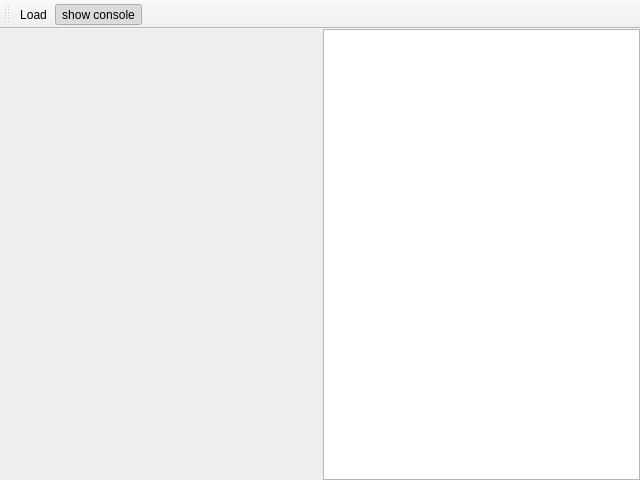
First picture: the form in mainwindow.ui, repository bckmnn/pt3, before the edit.
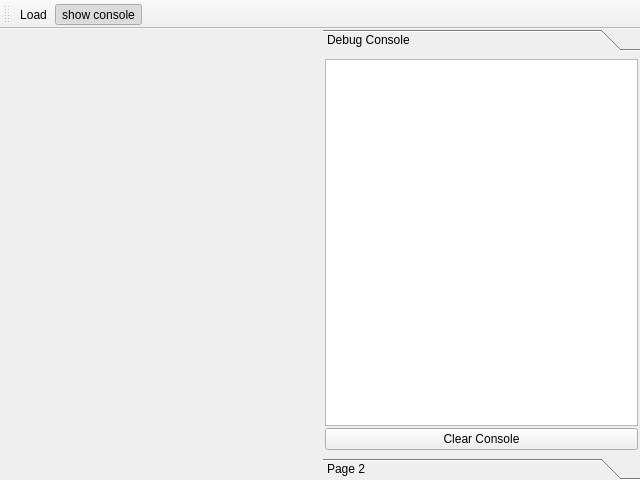
Second picture: the form after the edit. Custom widgets are drawn as their Qt base class.

Commit message: adds autoscroll and clear console

```diff
--- a/mainwindow.ui
+++ b/mainwindow.ui
@@ -32,7 +32,7 @@
      <verstretch>0</verstretch>
     </sizepolicy>
    </property>
-   <layout class="QGridLayout" name="gridLayout">
+   <layout class="QHBoxLayout" name="horizontalLayout_2">
     <property name="leftMargin">
      <number>0</number>
     </property>
@@ -45,7 +45,7 @@
     <property name="bottomMargin">
      <number>0</number>
     </property>
-    <item row="0" column="0">
+    <item>
      <layout class="QHBoxLayout" name="horizontalLayout">
       <property name="spacing">
        <number>6</number>
@@ -70,13 +70,73 @@
        </widget>
       </item>
       <item>
-       <widget class="QListView" name="listView">
-        <property name="font">
-         <font>
-          <family>Source Code Pro</family>
-          <pointsize>10</pointsize>
-         </font>
+       <widget class="QToolBox" name="toolBox">
+        <property name="currentIndex">
+         <number>0</number>
         </property>
+        <widget class="QWidget" name="debugPage">
+         <property name="geometry">
+          <rect>
+           <x>0</x>
+           <y>0</y>
+           <width>316</width>
+           <height>393</height>
+          </rect>
+         </property>
+         <attribute name="label">
+          <string>Debug Console</string>
+         </attribute>
+         <layout class="QVBoxLayout" name="verticalLayout">
+          <property name="spacing">
+           <number>2</number>
+          </property>
+          <property name="leftMargin">
+           <number>2</number>
+          </property>
+          <property name="topMargin">
+           <number>2</number>
+          </property>
+          <property name="rightMargin">
+           <number>2</number>
+          </property>
+          <property name="bottomMargin">
+           <number>2</number>
+          </property>
+          <item>
+           <widget class="QListView" name="consoleListView">
+            <property name="font">
+             <font>
+              <family>Source Code Pro</family>
+              <pointsize>10</pointsize>
+             </font>
+            </property>
+            <property name="wordWrap">
+             <bool>true</bool>
+            </property>
+           </widget>
+          </item>
+          <item>
+           <widget class="QPushButton" name="btnClearConsole">
+            <property name="text">
+             <string>Clear Console</string>
+            </property>
+           </widget>
+          </item>
+         </layout>
+        </widget>
+        <widget class="QWidget" name="settingsPage">
+         <property name="geometry">
+          <rect>
+           <x>0</x>
+           <y>0</y>
+           <width>316</width>
+           <height>393</height>
+          </rect>
+         </property>
+         <attribute name="label">
+          <string>Page 2</string>
+         </attribute>
+        </widget>
        </widget>
       </item>
      </layout>
```
The commit also changes 4 other files.
